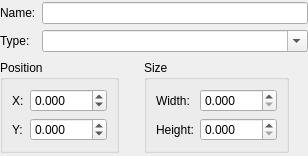
mapeditor/tiled, file src/tiled/objectpropertiesdialog.ui: the form before one commit.
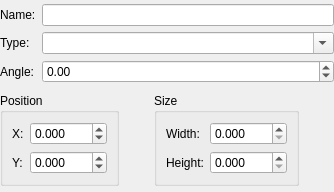
The form after the commit.

Commit message: Added MapObject angle Added support for angle in TMX, Lua and JSON plugins Added support for angle drawing in orthogonal map renderer Added angle to Object Properties window

The edit to the form file:
```diff
--- a/src/tiled/objectpropertiesdialog.ui
+++ b/src/tiled/objectpropertiesdialog.ui
@@ -6,8 +6,8 @@
    <rect>
     <x>0</x>
     <y>0</y>
-    <width>308</width>
-    <height>156</height>
+    <width>334</width>
+    <height>192</height>
    </rect>
   </property>
   <property name="sizePolicy">
@@ -29,8 +29,15 @@
    <property name="margin">
     <number>0</number>
    </property>
-   <item row="0" column="0" colspan="4">
+   <item row="0" column="0" colspan="5">
     <layout class="QGridLayout" name="gridLayout_3">
+     <item row="1" column="1">
+      <widget class="QComboBox" name="type">
+       <property name="editable">
+        <bool>true</bool>
+       </property>
+      </widget>
+     </item>
      <item row="0" column="0">
       <widget class="QLabel" name="nameLabel">
        <property name="text">
@@ -54,15 +61,51 @@
      <item row="0" column="1">
       <widget class="QLineEdit" name="name"/>
      </item>
-     <item row="1" column="1">
-      <widget class="QComboBox" name="type">
-       <property name="editable">
-        <bool>true</bool>
+     <item row="2" column="1">
+      <widget class="QDoubleSpinBox" name="angle">
+       <property name="minimum">
+        <double>-360.000000000000000</double>
+       </property>
+       <property name="maximum">
+        <double>360.000000000000000</double>
+       </property>
+      </widget>
+     </item>
+     <item row="2" column="0">
+      <widget class="QLabel" name="angleLabel">
+       <property name="text">
+        <string>Angle:</string>
        </property>
       </widget>
      </item>
     </layout>
    </item>
+   <item row="1" column="1">
+    <spacer name="horizontalSpacer">
+     <property name="orientation">
+      <enum>Qt::Horizontal</enum>
+     </property>
+     <property name="sizeHint" stdset="0">
+      <size>
+       <width>0</width>
+       <height>20</height>
+      </size>
+     </property>
+    </spacer>
+   </item>
+   <item row="1" column="4">
+    <spacer name="horizontalSpacer_2">
+     <property name="orientation">
+      <enum>Qt::Horizontal</enum>
+     </property>
+     <property name="sizeHint" stdset="0">
+      <size>
+       <width>0</width>
+       <height>20</height>
+      </size>
+     </property>
+    </spacer>
+   </item>
    <item row="1" column="0">
     <widget class="QGroupBox" name="positionGroupBox">
      <property name="sizePolicy">
@@ -95,14 +138,14 @@
         </property>
        </widget>
       </item>
-      <item row="1" column="0">
+      <item row="2" column="0">
        <widget class="QLabel" name="yLabel">
         <property name="text">
          <string>Y:</string>
         </property>
        </widget>
       </item>
-      <item row="1" column="1">
+      <item row="2" column="1">
        <widget class="QDoubleSpinBox" name="y">
         <property name="decimals">
          <number>3</number>
@@ -118,19 +161,6 @@
      </layout>
     </widget>
    </item>
-   <item row="1" column="1">
-    <spacer name="horizontalSpacer">
-     <property name="orientation">
-      <enum>Qt::Horizontal</enum>
-     </property>
-     <property name="sizeHint" stdset="0">
-      <size>
-       <width>0</width>
-       <height>20</height>
-      </size>
-     </property>
-    </spacer>
-   </item>
    <item row="1" column="2">
     <widget class="QGroupBox" name="sizeGroupBox">
      <property name="sizePolicy">
@@ -180,19 +210,6 @@
      </layout>
     </widget>
    </item>
-   <item row="1" column="3">
-    <spacer name="horizontalSpacer_2">
-     <property name="orientation">
-      <enum>Qt::Horizontal</enum>
-     </property>
-     <property name="sizeHint" stdset="0">
-      <size>
-       <width>0</width>
-       <height>20</height>
-      </size>
-     </property>
-    </spacer>
-   </item>
   </layout>
  </widget>
  <resources/>
```
The commit also changes 16 other files.
